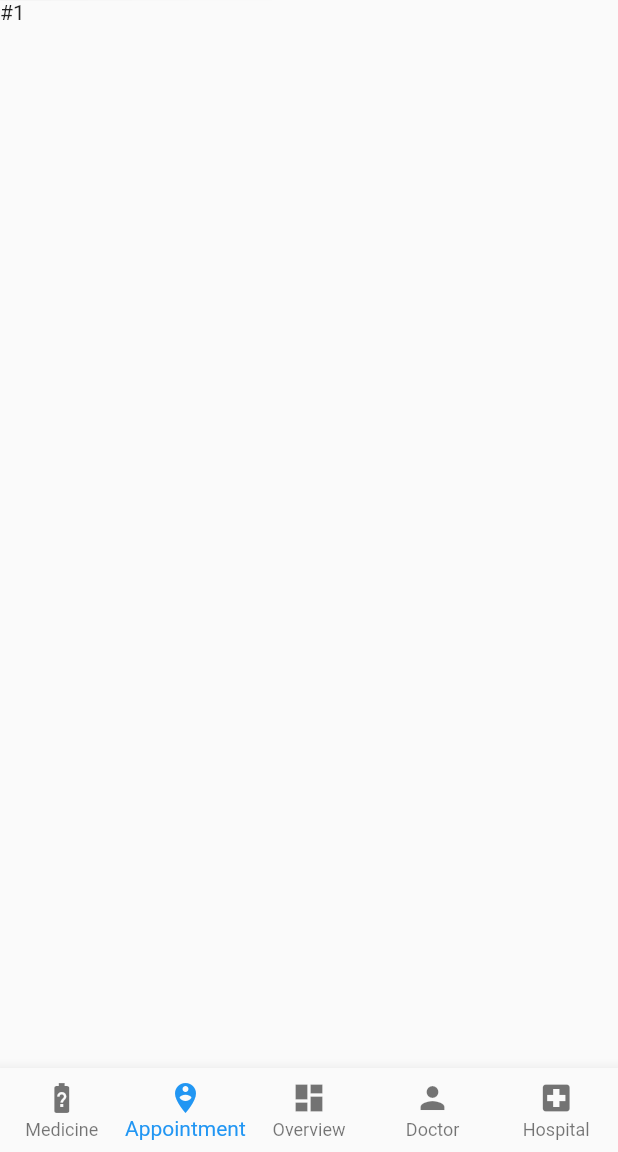
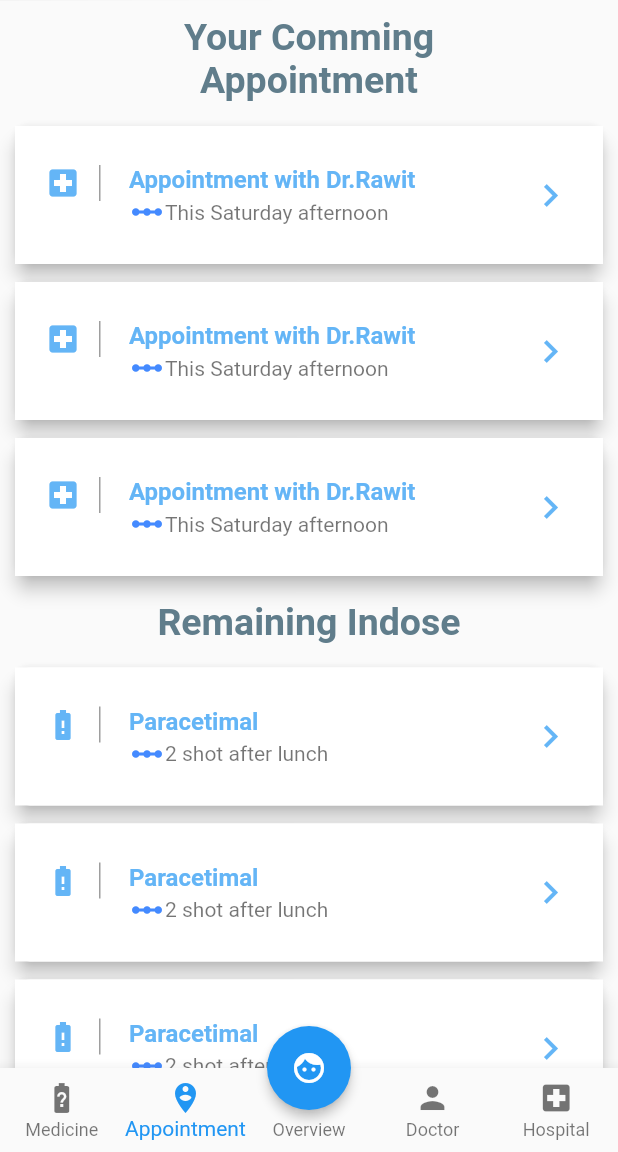
Before and after one commit to max71126/Medicare, a Flutter app: the screen it shows after launch, item 2 of the bottom bar chosen, on a phone screen of 412 x 824 dp, the part 84-1236 px from its top. Run offline on Flutter 3.47's test engine with Material 2 defaults, Android fonts, the phone set to English and light mode, and no system bars; Roboto replaces fonts that are missing (Raleway).

Commit message:
adding profilePage and Overview rearrange

```diff
--- a/lib/gui/homepage.dart
+++ b/lib/gui/homepage.dart
@@ -6,6 +6,7 @@
 import 'package:flutter/material.dart';
 import 'package:mediccare/gui/add_medicine_page.dart';
 import './overviewpage.dart';
+import 'package:mediccare/gui/profile.dart';
 
 class Homepage extends StatefulWidget {
   @override
@@ -17,14 +18,101 @@ class Homepage extends StatefulWidget {
 class _HomepageState extends State<Homepage> {
   int _currentIndex = 2;
 
-  final List<Widget> _pages = <Widget>[
-    // TODO: Implements pages
-    Text('#0'),
-    Text('#1'),
-    body,
-    Text('#3'),
-    Text('#4'),
-  ];
+// |-------------------------- Overview
+  Widget listTileCus({String name, String subtitle, Object icon}) => ListTile(
+      contentPadding: EdgeInsets.symmetric(horizontal: 20, vertical: 10),
+      leading: Container(
+        padding: EdgeInsets.only(right: 12.0),
+        decoration: BoxDecoration(
+            border:
+                Border(right: BorderSide(width: 1.0, color: Colors.black38))),
+        child: Icon(icon, color: Colors.blue[300]),
+      ),
+      title: Text(
+        name,
+        style: TextStyle(color: Colors.blue[300], fontWeight: FontWeight.bold),
+      ),
+      subtitle: Row(
+        children: <Widget>[
+          Icon(Icons.linear_scale, color: Colors.blueAccent),
+          Text(subtitle, style: TextStyle(color: Colors.black54))
+        ],
+      ),
+      trailing: Icon(Icons.keyboard_arrow_right,
+          color: Colors.blue[300], size: 30.0));
+
+  Card cusCard({String name, String subtitle, Object icon}) {
+    return Card(
+      shape: RoundedRectangleBorder(
+        borderRadius: BorderRadius.all(Radius.circular(10.0)),
+      ),
+      elevation: 5,
+      margin: EdgeInsets.symmetric(horizontal: 10, vertical: 6),
+      child: Container(
+        decoration: BoxDecoration(color: Colors.white),
+        child: listTileCus(name: name, subtitle: subtitle, icon: icon),
+      ),
+    );
+  }
+
+  Text texttitle({String title}) {
+    return Text(
+      title,
+      style: TextStyle(
+          fontWeight: FontWeight.bold,
+          fontSize: 25,
+          fontFamily: 'Raleway',
+          color: Colors.blueGrey),
+      textAlign: TextAlign.center,
+    );
+  }
+
+  List<Widget> remainIndose() {
+    List<Widget> list = [
+      Padding(
+          padding: const EdgeInsets.all(10),
+          child: texttitle(title: "Remaining Indose"))
+    ];
+    for (int i = 0; i < 10; i++) {
+      list.add(cusCard(
+          name: "Paracetimal",
+          subtitle: "2 shot after lunch",
+          icon: Icons.battery_alert));
+    }
+    return list;
+  }
+
+  List<Widget> commingAppoint() {
+    List<Widget> list = [
+      Padding(
+        padding: const EdgeInsets.all(10),
+        child: texttitle(title: "Your Comming\nAppointment")
+      )
+    ];
+    for (int i = 0; i < 3; i++) {
+      list.add(cusCard(
+          name: "Appointment with Dr.Rawit",
+          subtitle: "This Saturday afternoon",
+          icon: Icons.local_hospital));
+    }
+    return list;
+  }
+
+  ListView overView() => ListView(
+        shrinkWrap: true,
+        children: commingAppoint() + remainIndose(),
+      );
+
+  // |----------------------end Overview
+
+  // List<Widget> _pages = <Widget>[
+  //   // TODO: Implements pages
+  //   Text('#0'),
+  //   Text('#1'),
+  //   overView(),
+  //   Text('#3'),
+  //   Text('#4'),
+  // ];
 
   void _refreshState() {
     // TODO: Implements method
@@ -35,13 +123,16 @@ class _HomepageState extends State<Homepage> {
   Widget build(BuildContext context) {
     final Color color = Theme.of(context).primaryColor;
     final List<List<IconButton>> actions = <List<IconButton>>[
-      // Index 0 : Overview
+      // Index 0 : Medicine
       <IconButton>[],
 
-      // Index 1 : Medicine
+      // Index 1 : Appointment
       <IconButton>[
         IconButton(
-          icon: Icon(Icons.add, color: color,),
+          icon: Icon(
+            Icons.add,
+            color: color,
+          ),
           onPressed: () {
             Navigator.push(
               context,
@@ -52,14 +143,17 @@ class _HomepageState extends State<Homepage> {
         ),
       ],
 
-      // Index 2 : Appointment
+      // Index 2 : Overview
       <IconButton>[
         IconButton(
-          icon: Icon(Icons.add, color: color,),
+          icon: Icon(
+            Icons.person,
+            color: color,
+          ),
           onPressed: () {
             Navigator.push(
               context,
-              MaterialPageRoute(builder: (context) => null),
+              MaterialPageRoute(builder: (context) => Profile()),
               // TODO: Implements route
             );
           },
@@ -69,7 +163,10 @@ class _HomepageState extends State<Homepage> {
       // Index 3 : Doctor
       <IconButton>[
         IconButton(
-          icon: Icon(Icons.add, color: color,),
+          icon: Icon(
+            Icons.add,
+            color: color,
+          ),
           onPressed: () {
             Navigator.push(
               context,
@@ -93,9 +190,6 @@ class _HomepageState extends State<Homepage> {
           },
         ),
       ],
-
-      // Index 5 : Settings
-      <IconButton>[],
     ];
 
     TabController _control;
@@ -110,7 +204,17 @@ class _HomepageState extends State<Homepage> {
         backgroundColor: Colors.white.withOpacity(0.9),
         actions: actions[this._currentIndex],
       ),
-      body: _pages[_currentIndex],
+      floatingActionButtonLocation: FloatingActionButtonLocation.centerDocked,
+      floatingActionButton: FloatingActionButton(
+        onPressed: () {
+          _currentIndex = 2;
+          setState(() {});
+        },
+        tooltip: 'Increment',
+        child: Icon(Icons.face),
+        elevation: 3.0,
+      ),
+      body: overView(),
       bottomNavigationBar: BottomNavigationBar(
         type: BottomNavigationBarType.fixed,
         currentIndex: this._currentIndex,
@@ -129,7 +233,7 @@ class _HomepageState extends State<Homepage> {
             title: Text('Appointment'),
           ),
           BottomNavigationBarItem(
-            icon: Icon(Icons.dashboard),
+            icon: Icon(Icons.local_pharmacy, color: Colors.white),
             title: Text('Overview'),
           ),
           BottomNavigationBarItem(
--- a/lib/gui/overviewpage.dart
+++ b/lib/gui/overviewpage.dart
@@ -1,46 +1,58 @@
 import 'package:flutter/material.dart';
 
-
- Widget listTileCus = ListTile(
+Widget listTileCus({String name, String subtitle}) => ListTile(
     contentPadding: EdgeInsets.symmetric(horizontal: 20, vertical: 10),
     leading: Container(
       padding: EdgeInsets.only(right: 12.0),
       decoration: BoxDecoration(
-              border:
-                  Border(right: BorderSide(width: 1.0, color: Colors.black38))),
+          border: Border(right: BorderSide(width: 1.0, color: Colors.black38))),
       child: Icon(Icons.local_hospital, color: Colors.blue[300]),
     ),
     title: Text(
-          "Methyl Salicylate",
-          style:
-              TextStyle(color: Colors.blue[300], fontWeight: FontWeight.bold),
+      name,
+      style: TextStyle(color: Colors.blue[300], fontWeight: FontWeight.bold),
     ),
     subtitle: Row(
       children: <Widget>[
         Icon(Icons.linear_scale, color: Colors.blueAccent),
-            Text("Daily Indose Alert", style: TextStyle(color: Colors.black54))
+        Text(subtitle, style: TextStyle(color: Colors.black54))
       ],
     ),
-        trailing: Icon(Icons.keyboard_arrow_right,
-            color: Colors.blue[300], size: 30.0));
+    trailing:
+        Icon(Icons.keyboard_arrow_right, color: Colors.blue[300], size: 30.0));
 
-    Widget cusCard = Card(
+Widget cusCard() => Card(
+  shape: RoundedRectangleBorder(
+    borderRadius: BorderRadius.all(Radius.circular(10.0)),
+  ),
   elevation: 5,
   margin: EdgeInsets.symmetric(horizontal: 10, vertical: 6),
-      shape: RoundedRectangleBorder(borderRadius: BorderRadius.circular(10)),
   child: Container(
     decoration: BoxDecoration(color: Colors.white),
-        child: listTileCus,
+    child: listTileCus(name: "Paracetimal", subtitle : "2 shot after lunch" ),
   ),
 );
 
-    Widget body = Container(
-      child: ListView.builder(
-        scrollDirection: Axis.vertical,
+
+List<Widget> remainIndose= [
+  Text("Did you take\n your Medicine?"),
+  ListView.builder(
       shrinkWrap: true,
-        itemCount: 10,
+      itemCount: 6,
       itemBuilder: (BuildContext context, int index) {
-          return cusCard;
+        return cusCard();
       },
     ),
+];
+
+List<Widget> comingAppoint = [
+  Text("Comming\n Appointment")
+
+];
+
+
+
+Widget body = ListView(
+  shrinkWrap: true,
+  children:  remainIndose + comingAppoint,
 );
```
Also changed, not shown: lib/gui/profile.dart (added, +134 -0 lines), 1 other file. Lines whose indentation alone changed are shown as unchanged.
